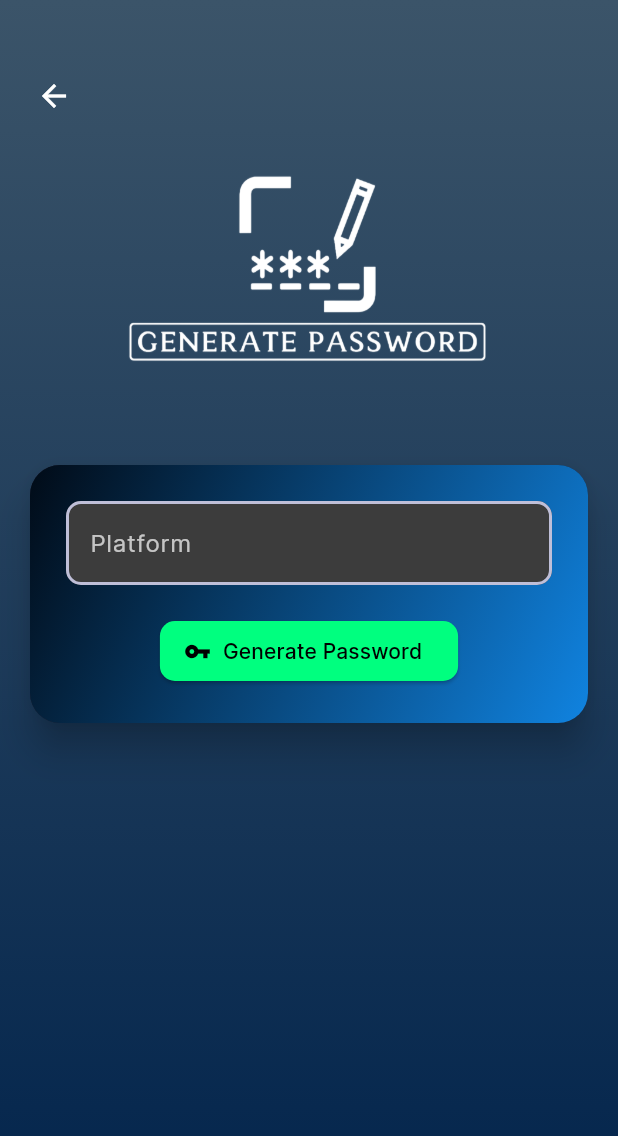
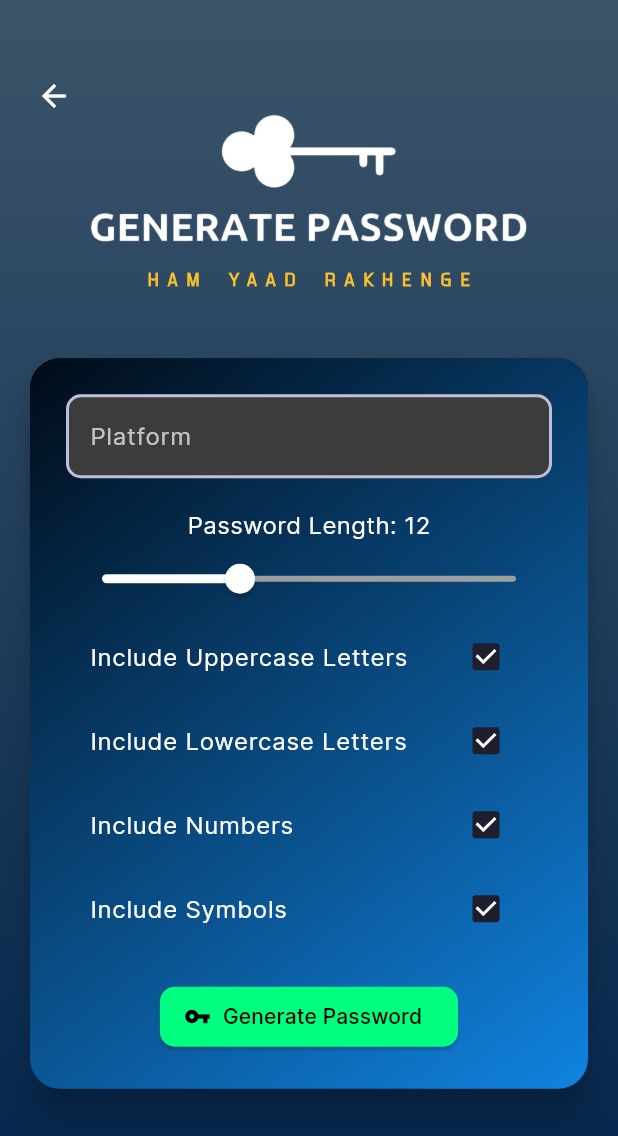
Before and after one commit to bharatsirvi/Password-Manager, a Flutter app: the GeneratePasswordScreen screen opened by its route, on a phone screen of 412 x 824 dp. Shown: the top 1136 px of the screen. Run offline on Flutter 3.47's test engine with Material 3 defaults, Android fonts, the phone set to English and light mode, and no system bars; our stand-ins replace cloud_firestore, firebase_auth, firebase_core, google_fonts, otp_text_field; accounts and stored records are empty.

Commit message:
some changed

```diff
--- a/password_manager/lib/screen/generatepasswordScreen.dart
+++ b/password_manager/lib/screen/generatepasswordScreen.dart
@@ -19,14 +19,27 @@ class _GeneratePasswordScreenState extends State<GeneratePasswordScreen> {
   final FirebaseFirestore _firestore = FirebaseFirestore.instance;
   final AuthService _authService = AuthService();
   String generatedPassword = '';
+  int passwordLength = 12;
+  bool includeUppercase = true;
+  bool includeLowercase = true;
+  bool includeNumbers = true;
+  bool includeSymbols = true;
 
   String _generatePassword() {
-    const length = 12;
-    const chars =
-        'abcdefghijklmnopqrstuvwxyzABCDEFGHIJKLMNOPQRSTUVWXYZ0123456789!@#\$%^&*()_+';
+    const uppercase = 'ABCDEFGHIJKLMNOPQRSTUVWXYZ';
+    const lowercase = 'abcdefghijklmnopqrstuvwxyz';
+    const numbers = '0123456789';
+    const symbols = '!@#\$%^&*()_+';
+
+    String chars = '';
+    if (includeUppercase) chars += uppercase;
+    if (includeLowercase) chars += lowercase;
+    if (includeNumbers) chars += numbers;
+    if (includeSymbols) chars += symbols;
+
     Random random = Random.secure();
-    return List.generate(length, (index) => chars[random.nextInt(chars.length)])
-        .join();
+    return List.generate(
+        passwordLength, (index) => chars[random.nextInt(chars.length)]).join();
   }
 
   void _savePassword() async {
@@ -120,12 +133,24 @@ class _GeneratePasswordScreenState extends State<GeneratePasswordScreen> {
                 child: Column(
                   mainAxisAlignment: MainAxisAlignment.start,
                   children: [
+                    SizedBox(height: 50),
+                    Image.asset(
+                      'assets/images/generatePassword.png',
+                      width: 300,
+                    ),
+                    SizedBox(height: 10),
+                    Text(
+                      'HAM YAAD RAKHENGE',
+                      style: TextStyle(
+                        fontFamily: 'AspireNarrow',
+                        fontSize: 12,
+                        wordSpacing: 4,
+                        letterSpacing: 6,
+                        fontWeight: FontWeight.bold,
+                        color: Colors.yellow[700],
+                      ),
+                    ),
                     SizedBox(height: 40),
-                    Image.asset(
-                      'assets/images/gpass.png',
-                      height: 250,
-                      width: 250,
-                    ),
                     Card(
                       elevation: 10,
                       shape: RoundedRectangleBorder(
@@ -219,6 +244,62 @@ class _GeneratePasswordScreenState extends State<GeneratePasswordScreen> {
                               },
                             ),
                             SizedBox(height: 20),
+                            Text(
+                              'Password Length: $passwordLength',
+                              style: TextStyle(fontSize: 16),
+                            ),
+                            Slider(
+                              value: passwordLength.toDouble(),
+                              min: 8,
+                              max: 20,
+
+                              label: passwordLength.toString(),
+                              activeColor: const Color.fromARGB(
+                                  255, 255, 255, 255), // Set the active color
+                              inactiveColor: Colors.grey,
+                              onChanged: (double value) {
+                                setState(() {
+                                  passwordLength = value.toInt();
+                                });
+                              },
+                            ),
+                            CheckboxListTile(
+                              title: Text('Include Uppercase Letters'),
+                              value: includeUppercase,
+                              onChanged: (bool? value) {
+                                setState(() {
+                                  includeUppercase = value!;
+                                });
+                              },
+                            ),
+                            CheckboxListTile(
+                              title: Text('Include Lowercase Letters'),
+                              value: includeLowercase,
+                              onChanged: (bool? value) {
+                                setState(() {
+                                  includeLowercase = value!;
+                                });
+                              },
+                            ),
+                            CheckboxListTile(
+                              title: Text('Include Numbers'),
+                              value: includeNumbers,
+                              onChanged: (bool? value) {
+                                setState(() {
+                                  includeNumbers = value!;
+                                });
+                              },
+                            ),
+                            CheckboxListTile(
+                              title: Text('Include Symbols'),
+                              value: includeSymbols,
+                              onChanged: (bool? value) {
+                                setState(() {
+                                  includeSymbols = value!;
+                                });
+                              },
+                            ),
+                            SizedBox(height: 20),
                             ElevatedButton.icon(
                               onPressed: () {
                                 if (_formKey.currentState!.validate()) {
@@ -270,12 +351,15 @@ class _GeneratePasswordScreenState extends State<GeneratePasswordScreen> {
                               Row(
                                 mainAxisAlignment: MainAxisAlignment.center,
                                 children: [
-                                  Text(
-                                    generatedPassword,
-                                    style: TextStyle(
-                                        fontSize: 20,
-                                        fontWeight: FontWeight.bold,
-                                        color: Colors.white),
+                                  Flexible(
+                                    child: Text(
+                                      generatedPassword,
+                                      style: TextStyle(
+                                          fontSize: 16,
+                                          fontWeight: FontWeight.bold,
+                                          color: Colors.white),
+                                      overflow: TextOverflow.ellipsis,
+                                    ),
                                   ),
                                   IconButton(
                                     icon: Icon(Icons.copy, color: Colors.white),
@@ -287,7 +371,7 @@ class _GeneratePasswordScreenState extends State<GeneratePasswordScreen> {
                           ),
                         ),
                       ),
-                    SizedBox(height: 80),
+                    SizedBox(height: 20),
                     Align(
                       alignment: Alignment.bottomCenter,
                       child: generatedPassword.isNotEmpty
--- a/password_manager/pubspec.yaml
+++ b/password_manager/pubspec.yaml
@@ -92,6 +92,10 @@ flutter:
     - family: Tenada
       fonts:
         - asset: fonts/Tenada.ttf
+    - family: AspireNarrow
+      fonts:
+        - asset: fonts/AspireNarrowSCLight-Regular.ttf
+          weight: 300
 
     - family: Inter
       fonts:
```
Also changed, not shown: password_manager/lib/screen/profileScreen.dart (+7 -1 lines), password_manager/lib/screen/viewpasswordScreen.dart (+20 -4 lines), password_manager/assets/images/gen2.png (added), password_manager/assets/images/gen3.png (added), password_manager/assets/images/gen4.png (added), password_manager/assets/images/genePass.png (added), password_manager/assets/images/generatePassword.png (added), password_manager/assets/images/view.png (added), password_manager/assets/images/viewPassword.png (added), password_manager/fonts/AspireNarrowSCLight-Regular.ttf (added), password_manager/fonts/AspireNarrowSCLightObl-Regular.ttf (added), 4 other files.
